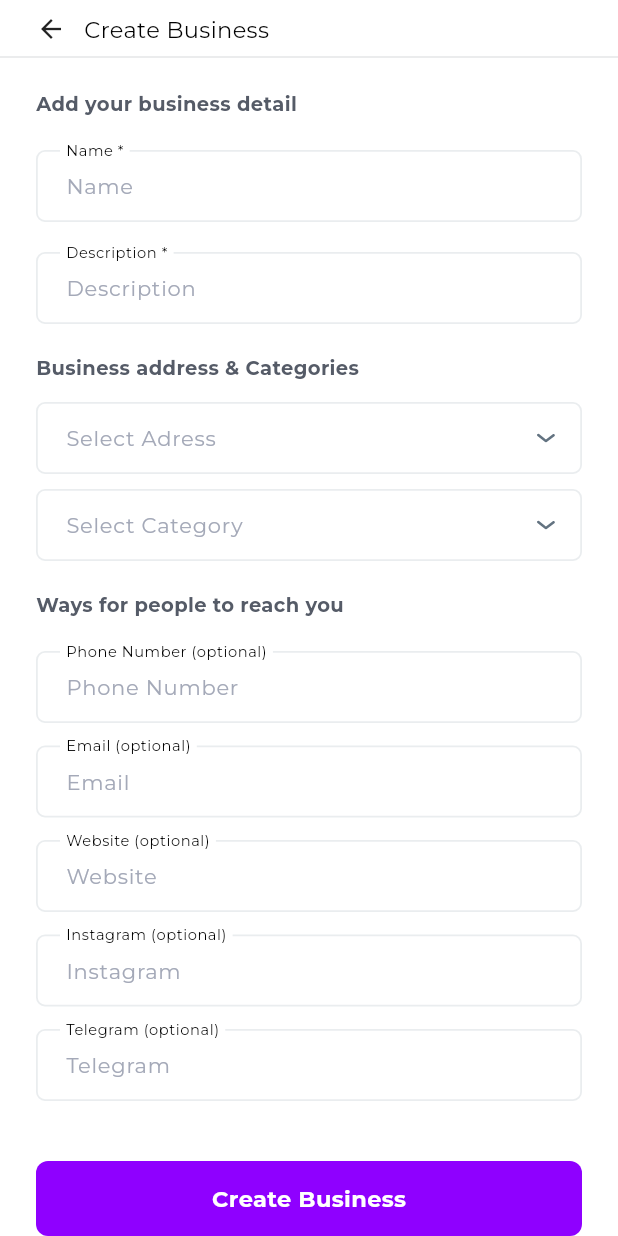
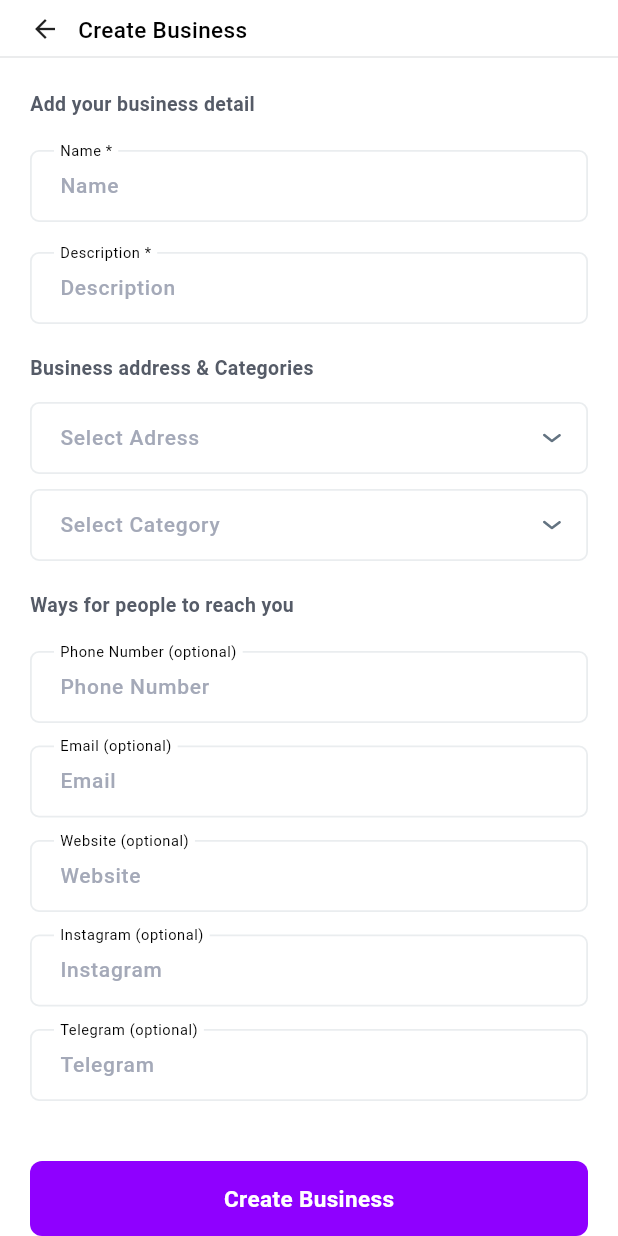
Before and after one commit to EshetuLucas/bnbit, a Flutter app: the CreateBusinessView screen opened by its route, on a phone screen of 412 x 824 dp. Run offline on Flutter 3.47's test engine with Material 3 defaults, Android fonts, the phone set to English and light mode, and no system bars; our stand-ins replace cached_network_image, device_info_plus, dio, email_validator, faker, file_picker and 17 more; missing offline and left inert: location_geocoder, places_service, stacked_firebase_auth; accounts and stored records are empty; Roboto replaces fonts that are missing (OpenSans); project files that could hold a hidden picture were left out.

Commit message:
Updates common folder

```diff
--- a/lib/ui/common/app_colors.dart
+++ b/lib/ui/common/app_colors.dart
@@ -3,6 +3,8 @@ import 'package:flutter/material.dart';
 const Color kcPrimaryColor = Color(0xFF8F00FF);
 const Color kcPrimary2Color = Color(0xFF5D0DFC);
 const Color kcSecondaryColor = Color(0xFF536DFB);
+const Color kcQrColor = Color(0xFF283693);
+
 const Color kcGreen = Color(0xFF0B4402);
 const Color kcWhite = Colors.white;
 const Color kcLightWhite = Color(0xFFF8F8F8);
--- a/lib/ui/common/shared_styles.dart
+++ b/lib/ui/common/shared_styles.dart
@@ -1,3 +1,4 @@
+import 'package:bnbit_app/ui/common/app_colors.dart';
 import 'package:flutter/material.dart';
 
 // Box Decorations
@@ -152,6 +153,13 @@ TextStyle ktsSmall(BuildContext context) => TextStyle(
       fontSize: 13,
     );
 
+TextStyle ktsSmallTitle(BuildContext context) => TextStyle(
+      height: 1.5,
+      fontSize: 13,
+      fontWeight: FontWeight.w600,
+      color: kcDark700,
+    );
+
 TextStyle ktsDarkSmall(BuildContext context) => TextStyle(
       height: 1.5,
       fontWeight: FontWeight.w500,
@@ -169,7 +177,7 @@ const EdgeInsets fieldPadding = EdgeInsets.symmetric(horizontal: 15);
 const EdgeInsets largeFieldPadding =
     EdgeInsets.symmetric(horizontal: 15, vertical: 15);
 EdgeInsets appSymmetricEdgePadding = const EdgeInsets.symmetric(
-  horizontal: 24,
+  horizontal: 20,
 );
 
 /// Padding
--- a/lib/ui/common/theme_class.dart
+++ b/lib/ui/common/theme_class.dart
@@ -1,7 +1,7 @@
 import 'package:flutter/material.dart';
 
 class ThemeClass {
-  Color primaryColor = const Color(0xFF3ED400);
+  Color primaryColor = const Color(0xFF8F00FF);
   Color secondaryColor = const Color(0xFF96CB39);
   Color kcDarkGreyColor = const Color(0xFF1A1B1E);
   Color kcLightGrey = const Color(0xFFA4A9B8);
@@ -28,7 +28,7 @@ class ThemeClass {
   Color kcDisabledButtonColor = const Color(0xffF0F3F6);
 
   static ThemeData lightTheme = ThemeData(
-      fontFamily: 'Montserrat',
+      fontFamily: 'OpenSans',
       splashColor: _themeClass.kcTransparent,
       highlightColor: _themeClass.kcTransparent,
       hoverColor: _themeClass.kcTransparent,
```
